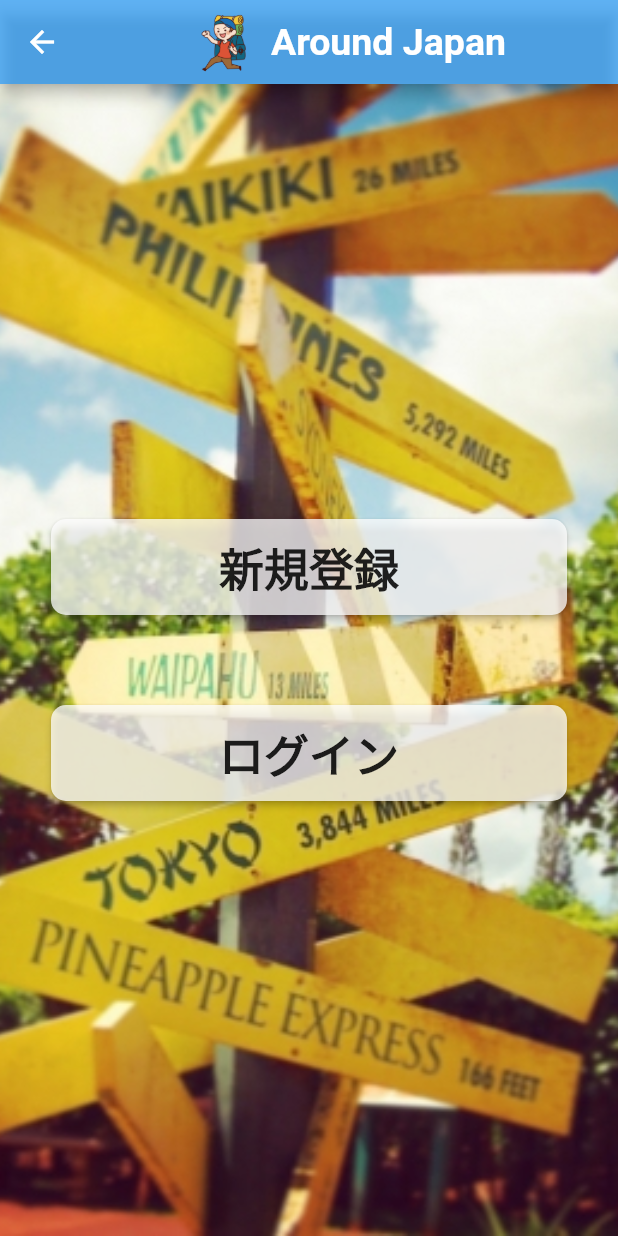
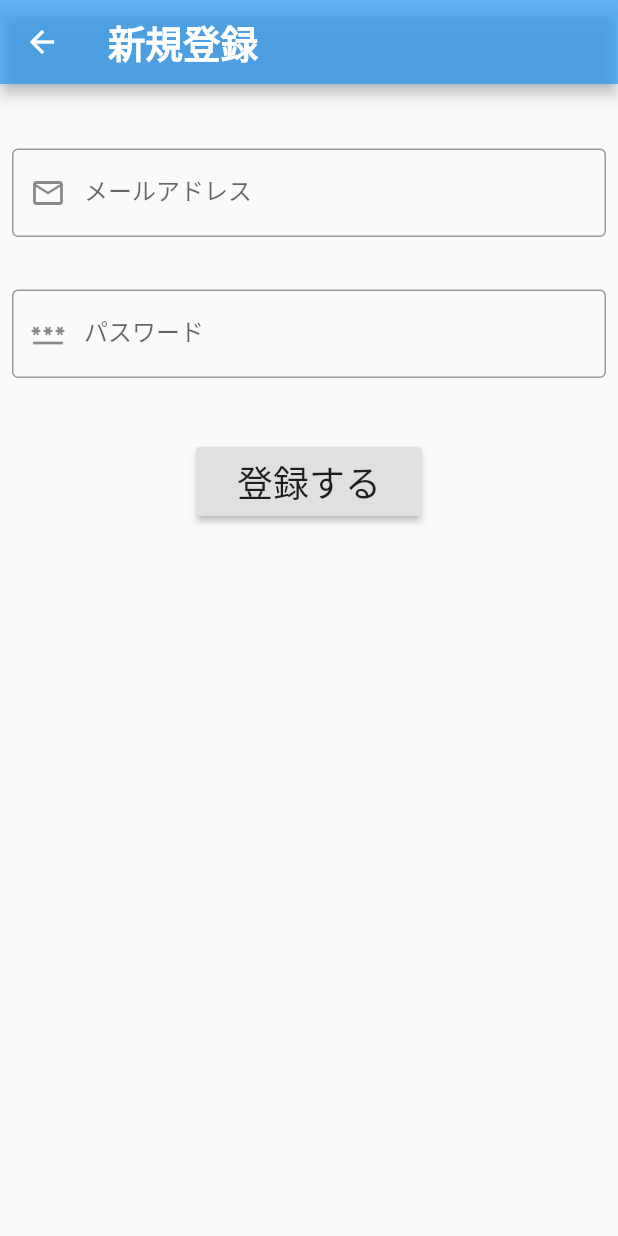
Before and after one commit to John-Thailand/around-japan, a Flutter app: the screen it shows after launch, after a tap on "新規登録", on a phone screen of 412 x 824 dp. Run offline on Flutter 3.47's test engine with Material 2 defaults, Android fonts, the phone set to English and light mode, and no system bars; our stand-ins replace cloud_firestore, firebase_auth, firebase_core; accounts and stored records are empty.

Commit message:
create signup page

```diff
--- a/lib/main_page.dart
+++ b/lib/main_page.dart
@@ -1,3 +1,4 @@
+import 'package:around_country/signup/signup_page.dart';
 import 'package:flutter/material.dart';
 
 class MainPage extends StatelessWidget {
@@ -56,7 +57,7 @@ class MainPage extends StatelessWidget {
                 Navigator.push(
                   context,
                   MaterialPageRoute(
-                    builder: (context) => MainPage(),
+                    builder: (context) => SignUpPage(),
                   ),
                 );
               },
--- /dev/null
+++ b/lib/signup/signup_page.dart
@@ -0,0 +1,108 @@
+import 'package:around_country/signup/signup_model.dart';
+import 'package:flutter/material.dart';
+import 'package:provider/provider.dart';
+
+class SignUpPage extends StatelessWidget {
+  @override
+  Widget build(BuildContext context) {
+    final mailController = TextEditingController();
+    final passwordController = TextEditingController();
+
+    return ChangeNotifierProvider<SignUpModel>(
+      create: (_) => SignUpModel(),
+      child: Scaffold(
+        appBar: AppBar(
+          backgroundColor: Colors.blue.withOpacity(0.7),
+          title: Text('新規登録',
+              style: TextStyle(
+                fontSize: 25,
+                fontWeight: FontWeight.bold,
+              )),
+        ),
+        body: Consumer<SignUpModel>(
+          builder: (context, model, child) {
+            return Padding(
+              padding: const EdgeInsets.all(8.0),
+              child: Column(
+                children: <Widget>[
+                  Container(
+                    margin: const EdgeInsets.only(top: 35),
+                    child: TextField(
+                      decoration: InputDecoration(
+                        border: OutlineInputBorder(),
+                        labelText: 'メールアドレス',
+                        hintText: 'example@ex.com',
+                        prefixIcon: Icon(Icons.mail_outline),
+                      ),
+                      controller: mailController,
+                      onChanged: (text) {
+                        model.mail = text;
+                      },
+                    ),
+                  ),
+                  Container(
+                    margin: const EdgeInsets.only(top: 35),
+                    child: TextField(
+                      decoration: InputDecoration(
+                        border: OutlineInputBorder(),
+                        labelText: 'パスワード',
+                        hintText: 'P@ssw0rd',
+                        prefixIcon: Icon(Icons.password),
+                      ),
+                      obscureText: true,
+                      controller: passwordController,
+                      onChanged: (text) {
+                        model.password = text;
+                      },
+                    ),
+                  ),
+                  Container(
+                    margin: const EdgeInsets.only(top: 45),
+                    width: 150,
+                    child: RaisedButton(
+                      padding: const EdgeInsets.all(5),
+                      child: Text(
+                        '登録する',
+                        textAlign: TextAlign.center,
+                        style: TextStyle(
+                          fontSize: 24,
+                        ),
+                      ),
+                      onPressed: () async {
+                        try {
+                          await model.signUp();
+                          _showDialog(context, '登録完了しました');
+                        } catch (e) {
+                          _showDialog(context, e.toString());
+                        }
+                      },
+                    ),
+                  ),
+                ],
+              ),
+            );
+          },
+        ),
+      ),
+    );
+  }
+}
+
+Future _showDialog(BuildContext context, String title) async {
+  showDialog<void>(
+    context: context,
+    builder: (BuildContext context) {
+      return AlertDialog(
+        title: Text(title),
+        actions: <Widget>[
+          TextButton(
+            child: const Text('OK'),
+            onPressed: () {
+              Navigator.of(context).pop();
+            },
+          ),
+        ],
+      );
+    },
+  );
+}
--- a/pubspec.yaml
+++ b/pubspec.yaml
@@ -31,6 +31,7 @@ dependencies:
   provider: ^5.0.0
   firebase_core: ^1.3.0
   cloud_firestore: ^2.3.0
+  firebase_auth: ^2.0.0
 
 dev_dependencies:
   flutter_test:
```
Also changed, not shown: lib/signup/signup_model.dart (added, +43 -0 lines), pubspec.lock, 2 other files.
